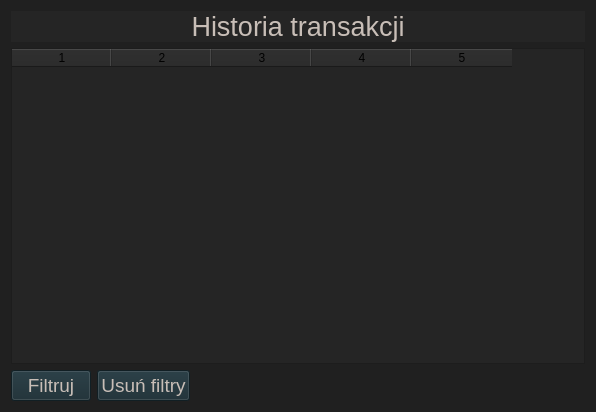
Qt form ui/history_tab.ui (zuzmej/Wydatkoinator) before a commit.
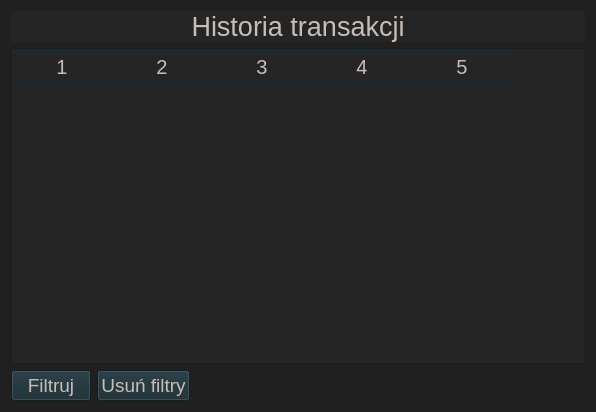
The same form after that commit.

```diff
--- a/ui/history_tab.ui
+++ b/ui/history_tab.ui
@@ -45,7 +45,25 @@
 }
 
 QListWidget { color: #c8beb7; }
-</string>
+QHeaderView::section {
+    background-color: transparent;  /* brak tła */
+    color:#C8BEB7;  /* kolor napisu */
+	 border-top: 4px solid  #182B32;
+    border-bottom: 4px solid  #182B32;;
+	border-left: none;
+    border-right: none;
+ font-size: 20px;  /* Ustawienie rozmiaru czcionki */
+}
+
+QTableWidget::item {
+    font-size: 20px;
+     color:#C8BEB7
+}
+QTableWidget::item:selected {
+        background-color:  #252525; 
+color:#C8BEB7 ;
+        border: 2px solid #C8BEB7;     
+    }</string>
   </property>
   <layout class="QGridLayout" name="gridLayout">
    <item row="3" column="1">
@@ -101,6 +119,21 @@
    </item>
    <item row="1" column="0" colspan="3">
     <widget class="QTableWidget" name="table">
+     <property name="editTriggers">
+      <set>QAbstractItemView::NoEditTriggers</set>
+     </property>
+     <property name="tabKeyNavigation">
+      <bool>false</bool>
+     </property>
+     <property name="showDropIndicator" stdset="0">
+      <bool>false</bool>
+     </property>
+     <property name="dragDropOverwriteMode">
+      <bool>false</bool>
+     </property>
+     <property name="showGrid">
+      <bool>false</bool>
+     </property>
      <property name="rowCount">
       <number>0</number>
      </property>
@@ -110,6 +143,9 @@
      <attribute name="horizontalHeaderVisible">
       <bool>true</bool>
      </attribute>
+     <attribute name="verticalHeaderVisible">
+      <bool>false</bool>
+     </attribute>
      <column/>
      <column/>
      <column/>
```
Left out of the diff: 4 changed lines with no effect on the pictures.
